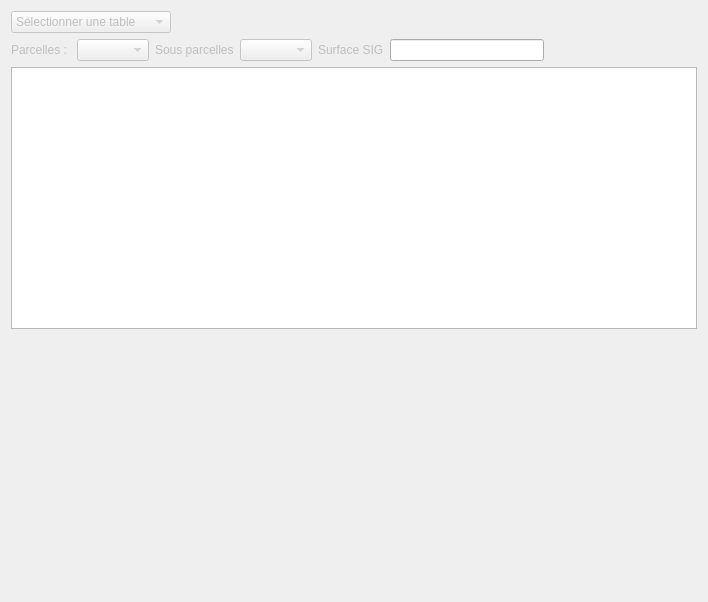
This is qsequoia2/modules/table_check/table_check.ui in SequoiApp/Qsequoia2 as Qt 5 draws it before an edit. The edited form follows.
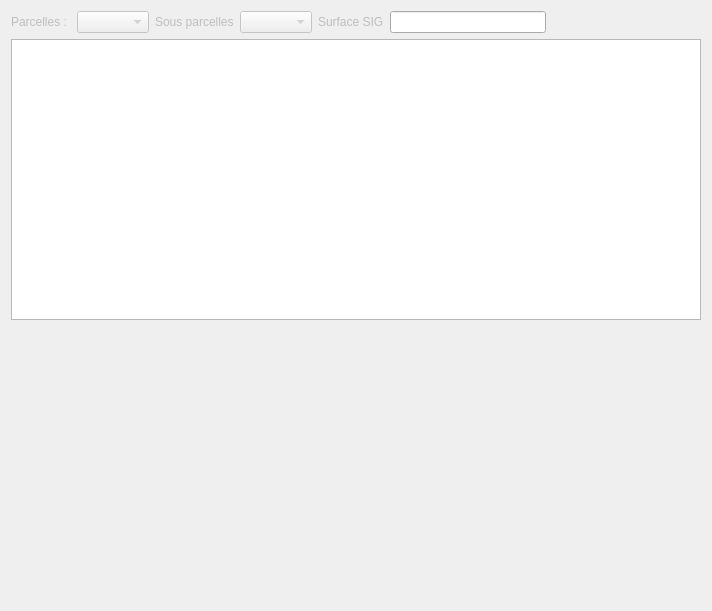
This is the edited form.

Commit message: suppression de cb_data_type

```diff
--- a/qsequoia2/modules/table_check/table_check.ui
+++ b/qsequoia2/modules/table_check/table_check.ui
@@ -6,53 +6,14 @@
    <rect>
     <x>0</x>
     <y>0</y>
-    <width>708</width>
-    <height>602</height>
+    <width>712</width>
+    <height>611</height>
    </rect>
   </property>
   <property name="windowTitle">
    <string>Form</string>
   </property>
   <layout class="QVBoxLayout" name="verticalLayout_main">
-   <item>
-    <layout class="QHBoxLayout" name="horizontalLayout">
-     <item>
-      <widget class="QComboBox" name="cb_dataType">
-       <property name="enabled">
-        <bool>false</bool>
-       </property>
-       <item>
-        <property name="text">
-         <string>Sélectionner une table</string>
-        </property>
-       </item>
-       <item>
-        <property name="text">
-         <string>Vérificateur de données</string>
-        </property>
-       </item>
-       <item>
-        <property name="text">
-         <string>Synthèse</string>
-        </property>
-       </item>
-      </widget>
-     </item>
-     <item>
-      <spacer name="spacer_top">
-       <property name="orientation">
-        <enum>Qt::Horizontal</enum>
-       </property>
-       <property name="sizeHint" stdset="0">
-        <size>
-         <width>0</width>
-         <height>0</height>
-        </size>
-       </property>
-      </spacer>
-     </item>
-    </layout>
-   </item>
    <item>
     <layout class="QHBoxLayout" name="horizontalLayout_3">
      <item>
```
The commit also changes 1 other file.
